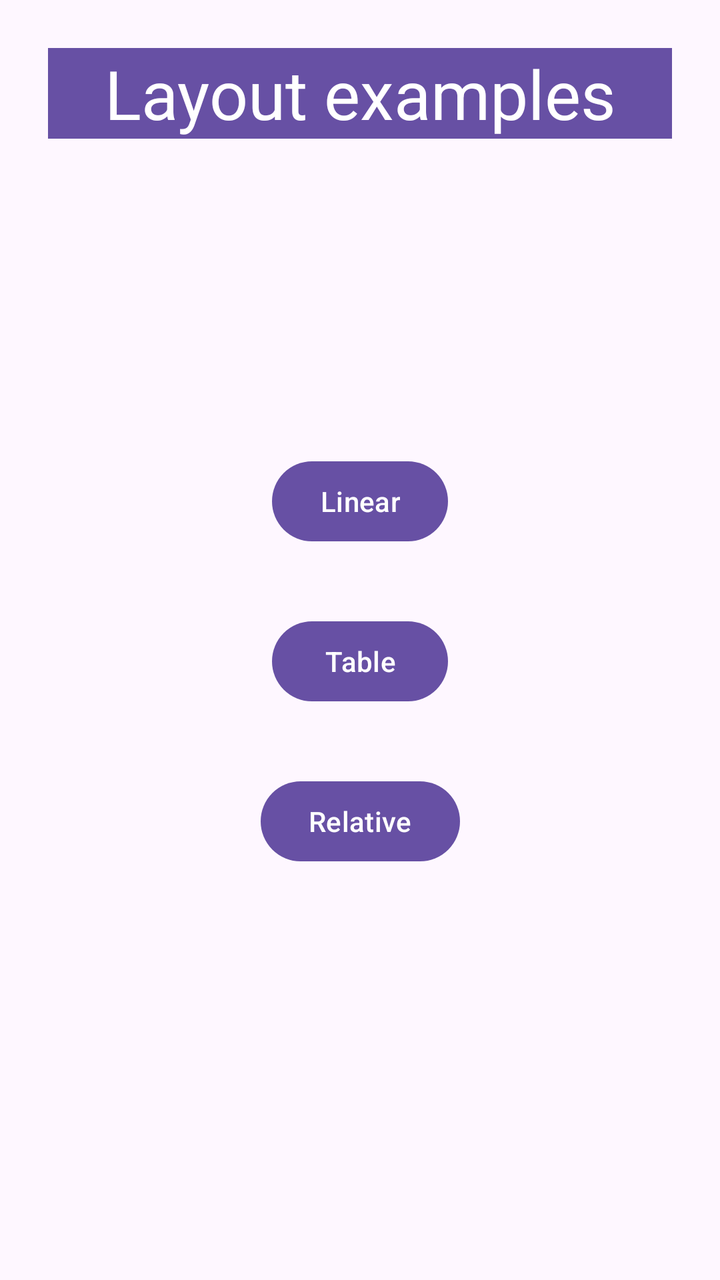
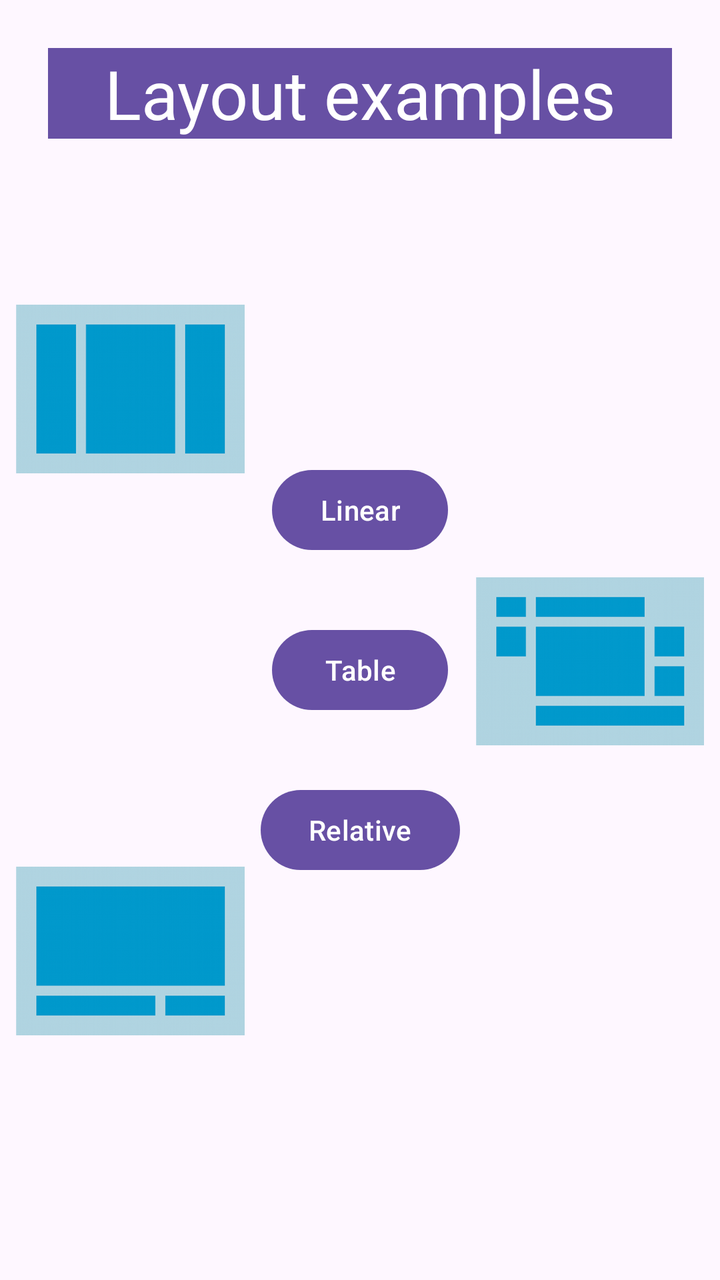

Compare the two renders of this Android layout. The source of the first and the diff that turns it into the second are given below.
<!-- AndroidManifest.xml: application theme Theme.Layouts -->
<!-- res/layout/activity_constraint_layout.xml -->
<?xml version="1.0" encoding="utf-8"?>
<androidx.constraintlayout.widget.ConstraintLayout xmlns:android="http://schemas.android.com/apk/res/android"
    xmlns:app="http://schemas.android.com/apk/res-auto"
    xmlns:tools="http://schemas.android.com/tools"
    android:id="@+id/main"
    android:layout_width="match_parent"
    android:layout_height="match_parent"
    tools:context=".ConstraintLayoutActivity">

    <TextView
        android:id="@+id/titleTextView"
        android:layout_width="0dp"
        android:layout_height="wrap_content"
        android:layout_marginStart="24dp"
        android:layout_marginTop="24dp"
        android:layout_marginEnd="24dp"
        android:background="?attr/colorPrimarySurface"
        android:text="@string/layout_examples"
        android:textAlignment="center"
        android:textColor="@color/white"
        android:textSize="34sp"
        app:layout_constraintEnd_toEndOf="parent"
        app:layout_constraintStart_toStartOf="parent"
        app:layout_constraintTop_toTopOf="parent" />

    <Button
        android:id="@+id/linearButton"
        android:layout_width="wrap_content"
        android:layout_height="wrap_content"
        android:layout_marginBottom="16dp"
        android:text="@string/linear"
        app:layout_constraintBottom_toTopOf="@+id/tableButton"
        app:layout_constraintEnd_toEndOf="parent"
        app:layout_constraintHorizontal_bias="0.5"
        app:layout_constraintStart_toStartOf="parent"
        app:layout_constraintTop_toBottomOf="@+id/titleTextView"
        app:layout_constraintVertical_chainStyle="packed" />

    <Button
        android:id="@+id/tableButton"
        android:layout_width="wrap_content"
        android:layout_height="wrap_content"
        android:layout_marginTop="16dp"
        android:layout_marginBottom="16dp"
        android:text="@string/table"
        app:layout_constraintBottom_toTopOf="@+id/relativeButton"
        app:layout_constraintEnd_toEndOf="parent"
        app:layout_constraintHorizontal_bias="0.5"
        app:layout_constraintStart_toStartOf="parent"
        app:layout_constraintTop_toBottomOf="@+id/linearButton" />

    <Button
        android:id="@+id/relativeButton"
        android:layout_width="wrap_content"
        android:layout_height="wrap_content"
        android:layout_marginTop="16dp"
        android:text="@string/relative"
        app:layout_constraintBottom_toTopOf="@id/guideline"
        app:layout_constraintEnd_toEndOf="parent"
        app:layout_constraintHorizontal_bias="0.5"
        app:layout_constraintStart_toStartOf="parent"
        app:layout_constraintTop_toBottomOf="@+id/tableButton" />

    <androidx.constraintlayout.widget.Guideline
        android:id="@+id/guideline"
        android:layout_width="wrap_content"
        android:layout_height="wrap_content"
        android:orientation="horizontal"
        app:layout_constraintGuide_end="48dp" />


</androidx.constraintlayout.widget.ConstraintLayout>
<!-- resources referenced by this layout -->
<resources>
  <color name="white">#FFFFFFFF</color>
  <string name="layout_examples">Layout examples</string>
  <string name="linear">Linear</string>
  <string name="relative">Relative</string>
  <string name="table">Table</string>
  <style name="Theme.Layouts" parent="Base.Theme.Layouts" />
  <style name="Base.Theme.Layouts" parent="Theme.Material3.DayNight.NoActionBar">
          
          
      </style>
</resources>

<!-- the commit's change to res/layout/activity_constraint_layout.xml (unified diff, before → after) -->
@@ -23,6 +23,27 @@
         app:layout_constraintStart_toStartOf="parent"
         app:layout_constraintTop_toTopOf="parent" />
 
+    <androidx.constraintlayout.widget.Guideline
+        android:id="@+id/topGuideline"
+        android:layout_width="wrap_content"
+        android:layout_height="wrap_content"
+        android:orientation="horizontal"
+        app:layout_constraintGuide_begin="78dp"/>
+
+    <androidx.constraintlayout.widget.Barrier
+        android:id="@+id/leftBarrier"
+        android:layout_width="wrap_content"
+        android:layout_height="wrap_content"
+        app:barrierDirection="left"
+        app:constraint_referenced_ids="linearButton,tableButton,relativeButton" />
+
+    <androidx.constraintlayout.widget.Barrier
+        android:id="@+id/rightBarrier"
+        android:layout_width="wrap_content"
+        android:layout_height="wrap_content"
+        app:barrierDirection="right"
+        app:constraint_referenced_ids="linearImage,linearButton,tableButton,relativeButton" />
+
     <Button
         android:id="@+id/linearButton"
         android:layout_width="wrap_content"
@@ -33,7 +54,7 @@
         app:layout_constraintEnd_toEndOf="parent"
         app:layout_constraintHorizontal_bias="0.5"
         app:layout_constraintStart_toStartOf="parent"
-        app:layout_constraintTop_toBottomOf="@+id/titleTextView"
+        app:layout_constraintTop_toBottomOf="@+id/topGuideline"
         app:layout_constraintVertical_chainStyle="packed" />
 
     <Button
@@ -55,14 +76,59 @@
         android:layout_height="wrap_content"
         android:layout_marginTop="16dp"
         android:text="@string/relative"
-        app:layout_constraintBottom_toTopOf="@id/guideline"
+        app:layout_constraintBottom_toTopOf="@id/bottomGuideline"
         app:layout_constraintEnd_toEndOf="parent"
         app:layout_constraintHorizontal_bias="0.5"
         app:layout_constraintStart_toStartOf="parent"
         app:layout_constraintTop_toBottomOf="@+id/tableButton" />
 
+    <ImageView
+        android:id="@+id/linearImage"
+        android:layout_width="0dp"
+        android:layout_height="0dp"
+        android:layout_marginStart="8dp"
+        android:layout_marginTop="8dp"
+        android:layout_marginEnd="8dp"
+        android:layout_marginBottom="8dp"
+        android:scaleType="fitCenter"
+        app:layout_constraintBottom_toTopOf="@+id/tableButton"
+        app:layout_constraintEnd_toStartOf="@+id/leftBarrier"
+        app:layout_constraintStart_toStartOf="parent"
+        app:layout_constraintTop_toBottomOf="@+id/topGuideline"
+        app:srcCompat="@drawable/linearlayout" />
+
+    <ImageView
+        android:id="@+id/tableImage"
+        android:layout_width="0dp"
+        android:layout_height="0dp"
+        android:layout_marginStart="8dp"
+        android:layout_marginTop="8dp"
+        android:layout_marginEnd="8dp"
+        android:layout_marginBottom="8dp"
+        android:scaleType="fitCenter"
+        app:layout_constraintBottom_toTopOf="@+id/bottomGuideline"
+        app:layout_constraintEnd_toEndOf="parent"
+        app:layout_constraintStart_toEndOf="@+id/rightBarrier"
+        app:layout_constraintTop_toBottomOf="@+id/titleTextView"
+        app:srcCompat="@drawable/gridlayout" />
+
+    <ImageView
+        android:id="@+id/relativeImage"
+        android:layout_width="0dp"
+        android:layout_height="0dp"
+        android:layout_marginStart="8dp"
+        android:layout_marginTop="8dp"
+        android:layout_marginEnd="8dp"
+        android:layout_marginBottom="8dp"
+        android:scaleType="fitCenter"
+        app:layout_constraintBottom_toBottomOf="@+id/bottomGuideline"
+        app:layout_constraintEnd_toStartOf="@+id/leftBarrier"
+        app:layout_constraintStart_toStartOf="parent"
+        app:layout_constraintTop_toBottomOf="@+id/tableButton"
+        app:srcCompat="@drawable/relativelayout" />
+
     <androidx.constraintlayout.widget.Guideline
-        android:id="@+id/guideline"
+        android:id="@+id/bottomGuideline"
         android:layout_width="wrap_content"
         android:layout_height="wrap_content"
         android:orientation="horizontal"
<!-- resource entries referenced after the edit -->
@@ -1,6 +1,9 @@
 <!-- resources referenced by this layout -->
 <resources>
   <color name="white">#FFFFFFFF</color>
+  <!-- drawable gridlayout: png bitmap (drawable, 17912 bytes) -->
+  <!-- drawable linearlayout: png bitmap (drawable, 15142 bytes) -->
+  <!-- drawable relativelayout: png bitmap (drawable, 15739 bytes) -->
   <string name="layout_examples">Layout examples</string>
   <string name="linear">Linear</string>
   <string name="relative">Relative</string>
